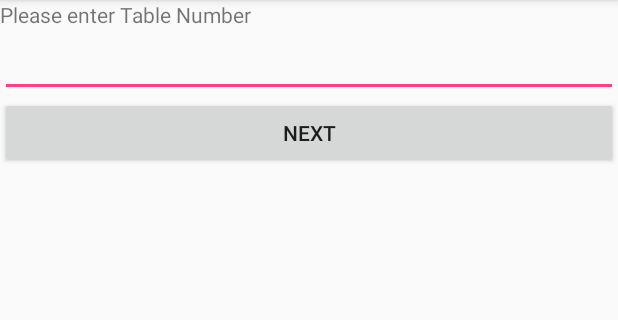
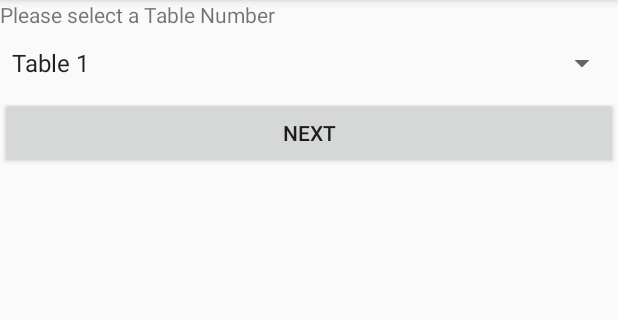
Before and after one commit to 18932508/MADAssignment, an Android app: the TableNumber screen opened directly, with no data from a screen before it, on a phone screen of 412 x 824 dp, the part 84-404 px from its top. Run offline under Robolectric (Android 15) with nearby library versions, the phone set to English and light mode, and no system bars; network calls fail.

Commit message:
made menu load from json file
-Made menu load from json
-made table number selectable from drop down list

```diff
--- a/app/build.gradle
+++ b/app/build.gradle
@@ -23,6 +23,9 @@ dependencies {
     implementation 'com.android.support:appcompat-v7:26.1.0'
     implementation 'com.android.support.constraint:constraint-layout:1.1.2'
     implementation 'com.android.support:support-v4:26.1.0'
+
+    implementation 'com.android.volley:volley:1.0.0'
+
     testImplementation 'junit:junit:4.12'
     androidTestImplementation 'com.android.support.test:runner:1.0.2'
     androidTestImplementation 'com.android.support.test.espresso:espresso-core:3.0.2'
--- a/app/src/main/AndroidManifest.xml
+++ b/app/src/main/AndroidManifest.xml
@@ -1,6 +1,8 @@
 <?xml version="1.0" encoding="utf-8"?>
 <manifest xmlns:android="http://schemas.android.com/apk/res/android"
     package="com.example.f8lin.a18932508madproject">
+
+    <uses-permission android:name="android.permission.INTERNET"/>
 
     <application
         android:allowBackup="true"
--- a/app/src/main/java/com/example/f8lin/a18932508madproject/OrderMain.java
+++ b/app/src/main/java/com/example/f8lin/a18932508madproject/OrderMain.java
@@ -7,7 +7,6 @@ import android.util.Log;
 import android.view.View;
 import android.widget.AdapterView;
 import android.widget.Button;
-import android.widget.ImageView;
 import android.widget.ListView;
 import android.widget.TextView;
 import android.widget.Toast;
@@ -39,6 +38,7 @@ public class OrderMain extends AppCompatActivity {
 
         checkWarningText();
         Log.d("TEST", "onCreate() OrderMain");
+        Log.d("TEST", String.valueOf(MainActivity.getTableNumber()));
 
         adapter = new OrderListAdapter(this, R.layout.order_main_item, orderArray);
         orderListView.setAdapter(adapter);
@@ -48,7 +48,6 @@ public class OrderMain extends AppCompatActivity {
             public void onItemClick(AdapterView<?> adapterView, View view, int i, long l) {
                 Food food = (Food) adapterView.getAdapter().getItem(i);
                 minusFoodItem(food);
-                //Toast.makeText(getApplicationContext(), "Minus Food", Toast.LENGTH_SHORT).show();
             }
         });
 
@@ -136,7 +135,7 @@ public class OrderMain extends AppCompatActivity {
     }
     public void OnBackPressed()
     {
-        OrderAdd.getOrderArray();
+        orderArray = OrderAdd.getOrderArray();
     }
     @Override
     public void onRestart()
--- a/app/src/main/java/com/example/f8lin/a18932508madproject/SubTotal.java
+++ b/app/src/main/java/com/example/f8lin/a18932508madproject/SubTotal.java
@@ -1,10 +1,7 @@
 package com.example.f8lin.a18932508madproject;
 
-import android.app.Activity;
-import android.content.Intent;
 import android.support.v7.app.AppCompatActivity;
 import android.os.Bundle;
-import android.util.Log;
 import android.view.View;
 import android.widget.Button;
 import android.widget.ListView;
@@ -50,8 +47,8 @@ public class SubTotal extends AppCompatActivity {
         backButton.setOnClickListener(new View.OnClickListener() {
             @Override
             public void onClick(View view) {
+                OrderMain.setOrderArrayList(orderSubTotal);
                 finish();
-
             }
         });
     }
--- a/app/src/main/java/com/example/f8lin/a18932508madproject/TableNumber.java
+++ b/app/src/main/java/com/example/f8lin/a18932508madproject/TableNumber.java
@@ -5,14 +5,23 @@ import android.support.v7.app.AppCompatActivity;
 import android.os.Bundle;
 import android.util.Log;
 import android.view.View;
+import android.widget.AdapterView;
+import android.widget.ArrayAdapter;
 import android.widget.Button;
 import android.widget.EditText;
+import android.widget.Spinner;
+
+import java.util.ArrayList;
+
+import static java.lang.Integer.parseInt;
 
 
-public class TableNumber extends AppCompatActivity {
+public class TableNumber extends AppCompatActivity implements AdapterView.OnItemSelectedListener {
 
     Button tableNumberButton = null;
-    EditText tableNumberText = null;
+    Spinner tableNumberSpinner = null;
+    private String[] numbers = {"Table 1","Table 2","Table 3","Table 4","Table 5","Table 6","Table 7","Table 8","Table 9","Table 10","Table 11","Table 12","Table 13","Table 14","Table 15"};
+    private int temp = 0;
 
 
     @Override
@@ -21,24 +30,37 @@ public class TableNumber extends AppCompatActivity {
         setContentView(R.layout.activity_table_number);
 
         tableNumberButton = (Button) findViewById(R.id.tableNumberButton);
-        tableNumberText = (EditText) findViewById(R.id.tableNumberText);
+        tableNumberSpinner = (Spinner) findViewById(R.id.tableNumberSpinner);
+
+        ArrayAdapter<String> adapter = new ArrayAdapter<String>(TableNumber.this, android.R.layout.simple_spinner_item,numbers);
+        adapter.setDropDownViewResource(android.R.layout.simple_spinner_item);
+        tableNumberSpinner.setAdapter(adapter);
+        tableNumberSpinner.setOnItemSelectedListener(this);
+
 
         tableNumberButton.setOnClickListener(new View.OnClickListener() {
             @Override
             public void onClick(View view) {
-                String input1 = tableNumberText.getText().toString();
 
-                int input=Integer.parseInt(input1);
+                MainActivity.setTableNumber(temp);
 
-                //MainActivity ma = new MainActivity();
-                MainActivity.setTableNumber(input);
-
-                //Log.d("TEST","VALUE: " + Integer.toString(MainActivity.getTableNumber()));
                 Intent loadOrderMain = new Intent(TableNumber.this, OrderMain.class);
                 startActivity(loadOrderMain);
-
             }
         });
 
     }
+
+    @Override
+    public void onItemSelected(AdapterView<?> adapterView, View view, int i, long l) {
+    String selected = numbers[i];
+    String temp2 = selected.substring(6);
+    temp = Integer.parseInt(temp2);
+    Log.d("Test", String.valueOf(temp));
+    }
+
+    @Override
+    public void onNothingSelected(AdapterView<?> adapterView) {
+
+    }
 }
--- a/app/src/main/res/layout/activity_table_number.xml
+++ b/app/src/main/res/layout/activity_table_number.xml
@@ -8,29 +8,28 @@
 
     <LinearLayout
         android:layout_width="match_parent"
-        android:layout_height="match_parent"
+        android:layout_height="0dp"
         android:orientation="vertical">
 
         <TextView
             android:id="@+id/textView"
             android:layout_width="match_parent"
             android:layout_height="wrap_content"
-            android:text="Please enter Table Number"
+            android:text="Please select a Table Number"
             tools:layout_editor_absoluteX="115dp"
             tools:layout_editor_absoluteY="178dp" />
 
-        <EditText
-            android:id="@+id/tableNumberText"
+        <Spinner
+            android:id="@+id/tableNumberSpinner"
             android:layout_width="match_parent"
-            android:layout_height="wrap_content"
-            android:ems="10"
-            android:inputType="textPersonName" />
+            android:layout_height="45dp" />
 
         <Button
             android:id="@+id/tableNumberButton"
             android:layout_width="match_parent"
             android:layout_height="wrap_content"
             android:text="Next" />
+
     </LinearLayout>
 
 </android.support.constraint.ConstraintLayout>
```
Also changed, not shown: app/src/main/java/com/example/f8lin/a18932508madproject/MainActivity.java (+65 -20 lines), app/src/main/java/com/example/f8lin/a18932508madproject/OrderAdd.java (+6 -4 lines).
